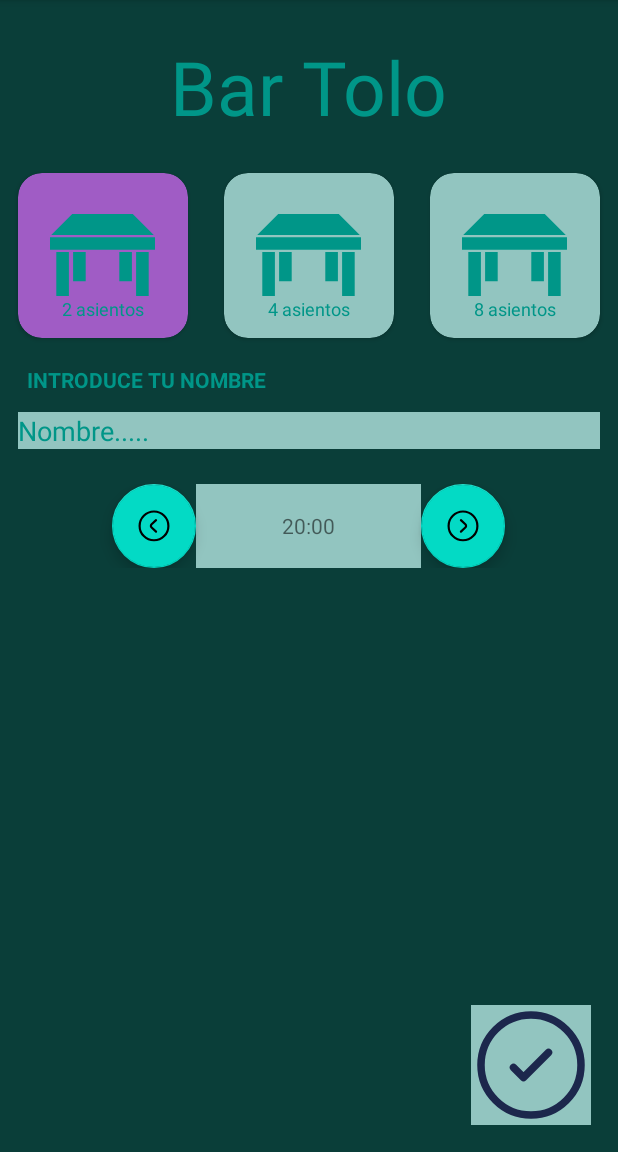
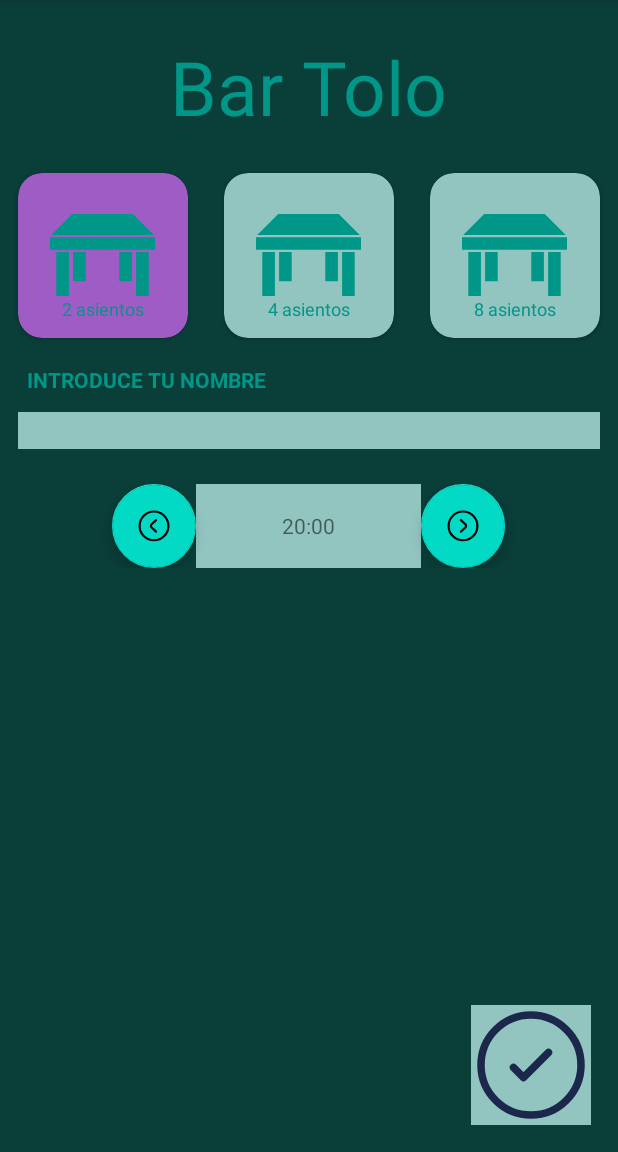
Before and after one commit to Sema1974/EjemploExamen, an Android app: the screen it shows after launch (ExaMainActivity), on a phone screen of 412 x 824 dp, the part 84-1236 px from its top. Run offline under Robolectric (Android 15) with nearby library versions, the phone set to English and light mode, and no system bars.

Commit message:
commit Segundo Kasa

```diff
--- a/app/src/main/res/layout/activity_exa_main.xml
+++ b/app/src/main/res/layout/activity_exa_main.xml
@@ -132,7 +132,7 @@
         android:layout_width="match_parent"
         android:layout_height="wrap_content"
         android:layout_margin="12dp"
-        android:text="Nombre....."
+        android:text=""
         android:textColor="@color/texto"
         android:background="@color/fondo"
         android:textAlignment="textStart"
```
Also changed, not shown: app/src/main/java/com/pdmjosemavidal/exapasadoapplication/ExaMainActivity.kt (+9 -0 lines).
